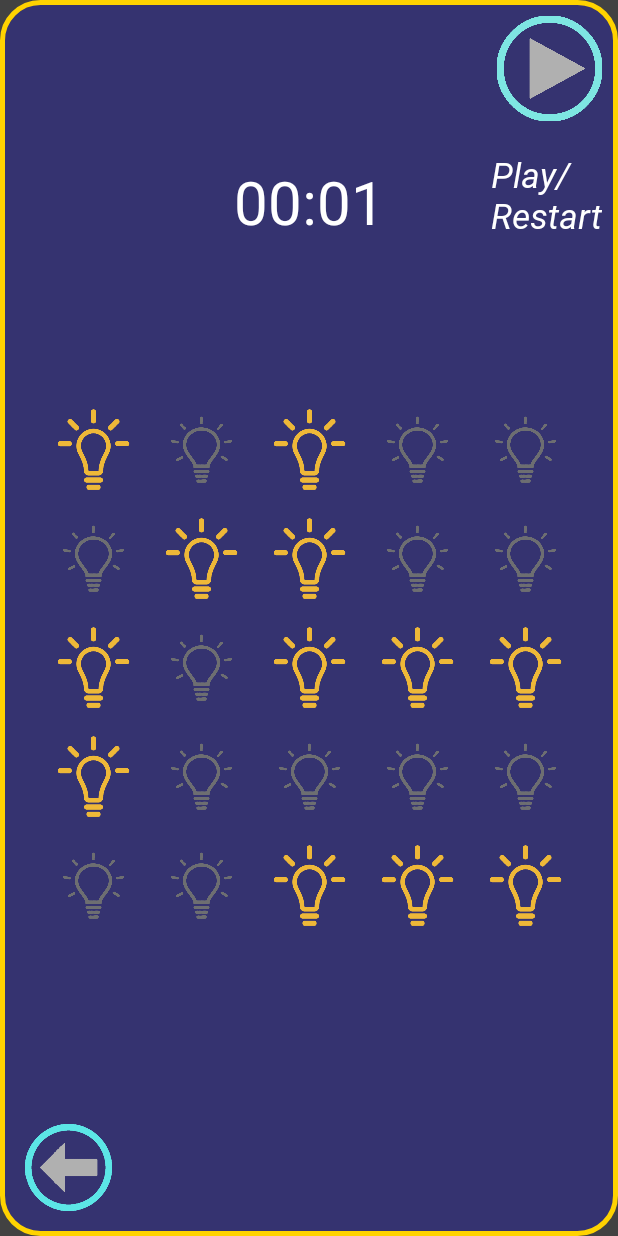
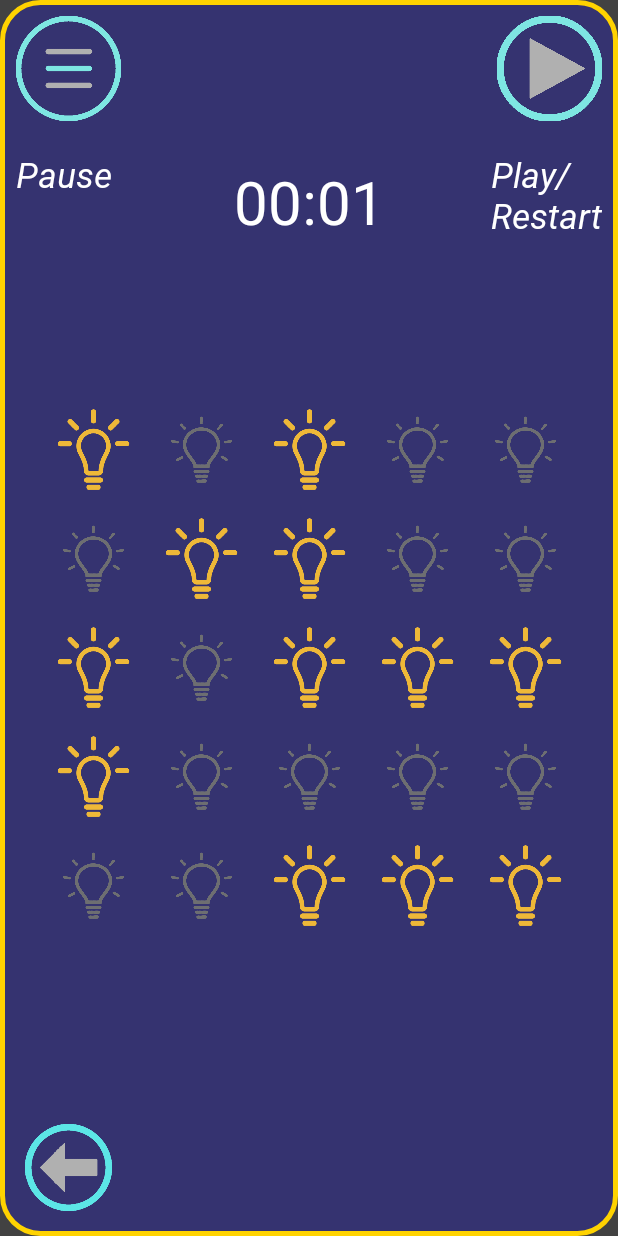
Before and after one commit to 1one2/LightsOutAndroid, an Android app: the screen it shows after launch (GameActivity), after a tap on "PLAY", on a phone screen of 412 x 824 dp. Run offline under Robolectric (Android 15) with nearby library versions, the phone set to English and light mode, and no system bars.

Commit message:
Added pause menu
Added pause menu and fixed timer issues created by it

```diff
--- a/app/src/main/AndroidManifest.xml
+++ b/app/src/main/AndroidManifest.xml
@@ -10,7 +10,8 @@
         android:roundIcon="@mipmap/ic_launcher_round"
         android:supportsRtl="true"
         android:theme="@style/Theme.LightsOutAndroid">
-        <activity android:name=".activities.GameActivity"></activity>
+        <activity android:name=".activities.AboutActivity"></activity>
+        <activity android:name=".activities.GameActivity" />
         <activity android:name=".activities.MainMenuActivity">
             <intent-filter>
                 <action android:name="android.intent.action.MAIN" />
--- a/app/src/main/java/com/example/lightsoutandroid/activities/GameActivity.java
+++ b/app/src/main/java/com/example/lightsoutandroid/activities/GameActivity.java
@@ -8,7 +8,10 @@ import android.os.Bundle;
 import android.os.SystemClock;
 import android.view.View;
 import android.widget.Chronometer;
+import android.widget.FrameLayout;
+import android.widget.ImageButton;
 import android.widget.ImageView;
+import android.widget.LinearLayout;
 import android.widget.Toast;
 
 import com.example.lightsoutandroid.ApplicationController;
@@ -25,29 +28,41 @@ public class GameActivity extends AppCompatActivity implements Serializable {
 
     private RecyclerView recyclerView;
 
+    private boolean isGamePaused = false;
 
-    private ImageView pauseMenuImage;
+    private ImageView pauseImage;
     private ImageView startRestartImage;
     private ImageView backImage;
 
+    private ImageButton resumeGame;
+
+    private FrameLayout pauseMenu;
+
     private Chronometer timer;
+
+    private Chronometer timerPausedMenu = new Chronometer(ApplicationController.getInstance());
+
     private OnItemClickListener clickListener;
+
     private Board board = new Board();
+
+    private long elapsedSeconds;
+    private long timeSpendPaused = 0;
 
 
     private MyAdapter adapter = new MyAdapter(board, new LightClickListener() {
         @Override
         public void onLightClicked(Light light) {
+            if(!board.isGameDone() && !isGamePaused) {
                 board.switchLights(board.getLights().indexOf(light));
-            if(board.isGameDone())
-            {
+                if (board.isGameDone()) {
                     timer.stop();
-                long elapsedSeconds = (SystemClock.elapsedRealtime() - timer.getBase())/1000;
-                Toast.makeText(ApplicationController.getInstance(),"You solved the puzzle in " + elapsedSeconds + " seconds.",Toast.LENGTH_LONG).show();
-
+                    elapsedSeconds = (SystemClock.elapsedRealtime() - timer.getBase()) / 1000;
+                    Toast.makeText(ApplicationController.getInstance(), "You solved the puzzle in " + elapsedSeconds + " seconds.", Toast.LENGTH_LONG).show();
 
                 }
                 adapter.notifyDataSetChanged();
+            }
         }
     });
 
@@ -64,6 +79,11 @@ public class GameActivity extends AppCompatActivity implements Serializable {
 
         startRestartImage = findViewById(R.id.playImageView);
         backImage = findViewById(R.id.backImageView);
+        pauseImage = findViewById(R.id.pauseImageView);
+
+        pauseMenu = findViewById(R.id.pausedLayout);
+        resumeGame = pauseMenu.findViewById(R.id.resumeGamePlay);
+
 
 
         RecyclerView recyclerView = findViewById(R.id.boardGridView);
@@ -84,14 +104,50 @@ public class GameActivity extends AppCompatActivity implements Serializable {
             }
         });
 
+        pauseImage.setOnClickListener(new View.OnClickListener() {
+            @Override
+            public void onClick(View v) {
+                if(!isGamePaused) {
+                    pauseMenu.setVisibility(View.VISIBLE);
+                    pauseMenu.bringToFront();
+
+                    isGamePaused = true;
+
+
+                    timer.stop();
+
+                    timerPausedMenu.setBase(SystemClock.elapsedRealtime());
+                    timerPausedMenu.start();
+                }
+            }
+        });
+
+        resumeGame.setOnClickListener(new View.OnClickListener() {
+            @Override
+            public void onClick(View v) {
+                pauseMenu.setVisibility(View.INVISIBLE);
+                isGamePaused = false;
+
+                timerPausedMenu.stop();
+
+                timeSpendPaused = (SystemClock.elapsedRealtime() - timerPausedMenu.getBase());
+
+                timer.setBase(timer.getBase() + timeSpendPaused);
+
+                timer.start();
+            }
+        });
+
         startRestartImage.setOnClickListener(new View.OnClickListener() {
             @Override
             public void onClick(View v) {
+                if(!isGamePaused) {
                     timer.stop();
                     board.initBoard();
                     adapter.notifyDataSetChanged();
                     timer.setBase(SystemClock.elapsedRealtime());
                     timer.start();
+                }
             }
         });
 
--- a/app/src/main/java/com/example/lightsoutandroid/activities/MainMenuActivity.java
+++ b/app/src/main/java/com/example/lightsoutandroid/activities/MainMenuActivity.java
@@ -2,6 +2,7 @@ package com.example.lightsoutandroid.activities;
 
 import androidx.appcompat.app.AppCompatActivity;
 
+import android.content.Context;
 import android.content.Intent;
 import android.os.Bundle;
 import android.view.View;
@@ -46,16 +47,37 @@ public class MainMenuActivity extends AppCompatActivity implements Serializable
          exitButton = this.findViewById(R.id.exitButton);
 
         playIntent = new Intent(this, GameActivity.class);
+        aboutIntent = new Intent(this,AboutActivity.class);
 
         clickListener = new OnItemClickListener() {
             @Override
             public void OnClick(View view) {
                 if (view.getId() == R.id.playButton) {
                     startActivity(playIntent);
+                } else if (view.getId() == R.id.aboutButton) {
+                    startActivity(aboutIntent);
+                } else if (view.getId() == R.id.exitButton)
+                {
+                    finish();
                 }
             }
+
         };
 
+        aboutButton.setOnClickListener(new View.OnClickListener() {
+            @Override
+            public void onClick(View v) {
+                    clickListener.OnClick(aboutButton);
+            }
+        });
+
+        exitButton.setOnClickListener(new View.OnClickListener() {
+            @Override
+            public void onClick(View v) {
+
+                clickListener.OnClick(exitButton);
+            }
+        });
 
 
         playButton.setOnClickListener(new View.OnClickListener() {
--- a/app/src/main/java/com/example/lightsoutandroid/interfaces/OnItemClickListener.java
+++ b/app/src/main/java/com/example/lightsoutandroid/interfaces/OnItemClickListener.java
@@ -1,5 +1,6 @@
 package com.example.lightsoutandroid.interfaces;
 
+import android.content.Context;
 import android.view.View;
 import android.widget.ImageView;
 
--- a/app/src/main/res/layout/activity_game.xml
+++ b/app/src/main/res/layout/activity_game.xml
@@ -6,6 +6,53 @@
     android:layout_height="match_parent"
     tools:context=".activities.GameActivity"
     android:background="@drawable/app_background">
+
+    <FrameLayout
+        android:id="@+id/pausedLayout"
+        android:layout_width="match_parent"
+        android:layout_height="match_parent"
+        android:foregroundGravity="center_horizontal"
+        android:visibility="invisible"
+        >
+        <TextView
+            android:id="@+id/pausedText"
+            android:layout_width="wrap_content"
+            android:layout_height="wrap_content"
+            android:text="Paused"
+            android:textSize="100sp"
+            android:background="@drawable/app_background"
+            android:layout_marginTop="120dp"
+            android:layout_gravity="center_horizontal"
+            android:textColor="@color/white"
+            android:fontFamily="@font/robotobolditalic"
+            />
+        <ImageButton
+            android:id="@+id/resumeGamePlay"
+            android:layout_width="70sp"
+            android:layout_height="70sp"
+            android:background="@raw/play"
+            android:layout_gravity="center_horizontal"
+            android:layout_marginTop="300dp"
+            />
+    </FrameLayout>
+    <ImageView
+        android:id="@+id/pauseImageView"
+        android:layout_width="90dp"
+        android:layout_height="90dp"
+        android:padding="10dp"
+        android:src="@raw/pause"
+        app:layout_constraintTop_toTopOf="parent"
+        app:layout_constraintStart_toStartOf="parent"/>
+    <TextView
+        android:layout_width="wrap_content"
+        android:layout_height="wrap_content"
+        android:text="@string/pause_string"
+        android:textColor="@color/white"
+        app:layout_constraintTop_toBottomOf="@id/pauseImageView"
+        app:layout_constraintStart_toStartOf="parent"
+        android:fontFamily="@font/robotoitalic"
+        android:textSize="23dp"
+        android:padding="10dp"/>
 
 
     <ImageView
@@ -19,7 +66,7 @@
     <TextView
         android:layout_width="wrap_content"
         android:layout_height="wrap_content"
-        android:text="Play/\nRestart"
+        android:text="@string/start_string"
         android:textColor="@color/white"
         app:layout_constraintTop_toBottomOf="@id/playImageView"
         app:layout_constraintEnd_toEndOf="parent"
@@ -39,6 +86,7 @@
         android:countDown="false"
         android:textColor="@color/white"
         android:format="%s"/>
+
 
     <androidx.recyclerview.widget.RecyclerView
         android:layout_marginStart="25dp"
@@ -66,4 +114,5 @@
         app:layout_constraintStart_toStartOf="parent"
         />
 
+
 </androidx.constraintlayout.widget.ConstraintLayout>
--- a/app/src/main/res/values/strings.xml
+++ b/app/src/main/res/values/strings.xml
@@ -5,4 +5,8 @@
     <string name="exit_text">Exit</string>
     <string name="title_name">Lights Out!</string>
     <string name="resume">Resume</string>
+    <string name="about_title">About this app</string>
+    <string name="start_string">Play/\nRestart</string>
+    <string name="pause_string">Pause</string>
+    <string name="about_content">This app has been developed by Matache David Mihai and Tingaiala Maxim for the Android Course inside of the Faculty of Mathematics and Informatics inside of the Transilvania Brasov University.</string>
 </resources>
```
Also changed, not shown: app/src/main/java/com/example/lightsoutandroid/activities/AboutActivity.java (added, +28 -0 lines), app/src/main/res/layout/activity_about.xml (added, +44 -0 lines), app/src/main/res/font/robotobolditalic.ttf (added), app/src/main/res/raw/pause.png (added). Lines whose indentation alone changed are shown as unchanged.
